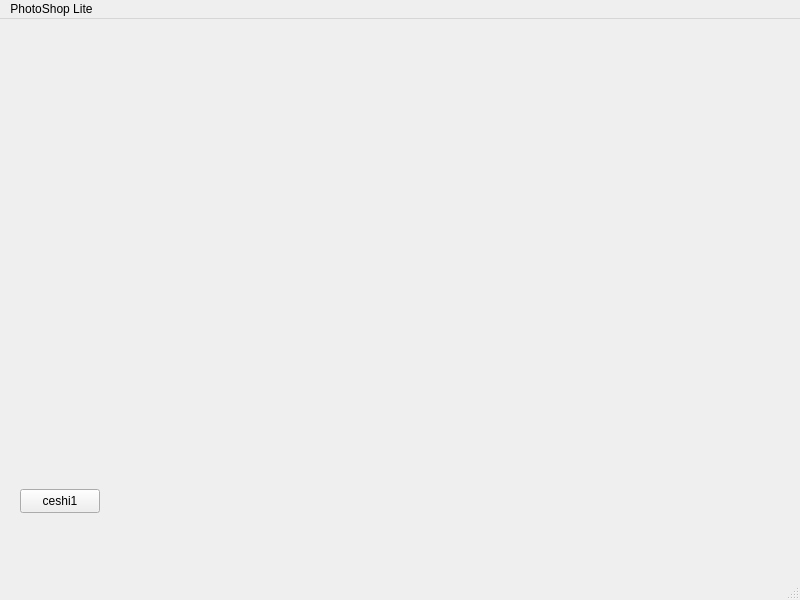
The window that mainwindow.ui (Saturday-365/PhotoShop-Lite) describes before a commit, drawn with Qt 5.
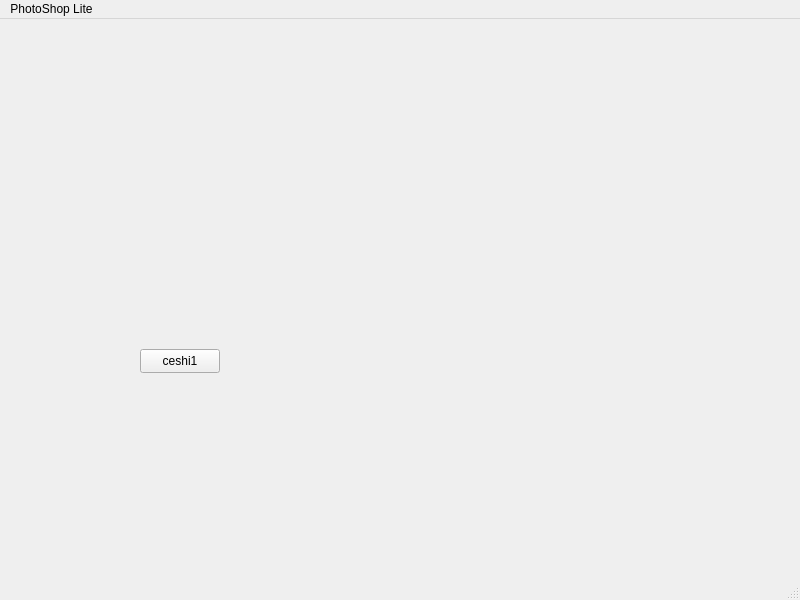
The same window after the commit.

Diff of the .ui file:
```diff
--- a/mainwindow.ui
+++ b/mainwindow.ui
@@ -17,8 +17,8 @@
    <widget class="QPushButton" name="pushButton">
     <property name="geometry">
      <rect>
-      <x>20</x>
-      <y>470</y>
+      <x>140</x>
+      <y>330</y>
       <width>80</width>
       <height>24</height>
      </rect>
```
